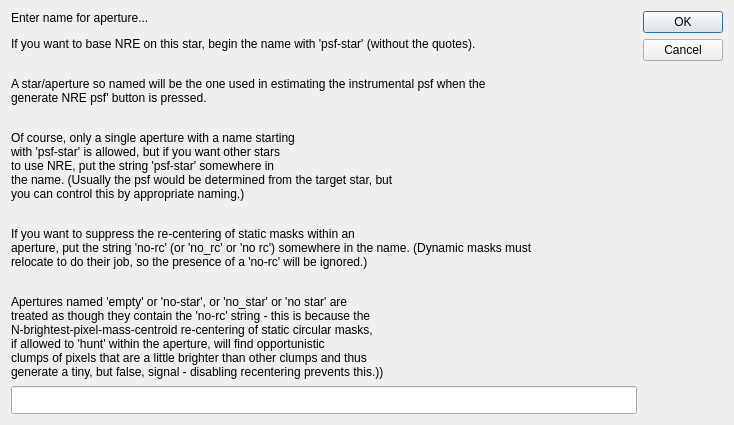
Qt form src/pymovie/apertureNameDialog.ui (bob-anderson-ok/pymovie) before a commit.
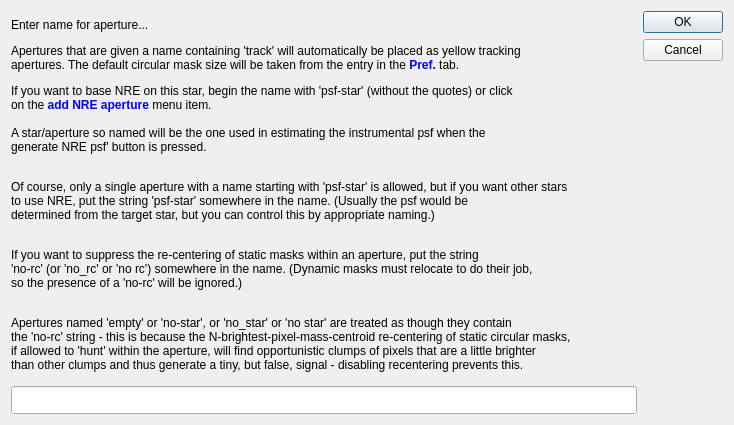
The same form after that commit.

Commit message: 3.7.68z8 enforces aperture >= 21 for psf-stars and forces thresh = 99999 and default mask radius of 8.0

```diff
--- a/src/pymovie/apertureNameDialog.ui
+++ b/src/pymovie/apertureNameDialog.ui
@@ -31,7 +31,7 @@
      <item>
       <widget class="QLabel" name="label">
        <property name="text">
-        <string>&lt;html&gt;&lt;head/&gt;&lt;body&gt;&lt;p&gt;Enter name for aperture...&lt;/p&gt;&lt;p&gt;If you want to base NRE on this star, begin the name with 'psf-star' (without the quotes).&lt;/p&gt;&lt;br/&gt;A star/aperture so named will be the one used in estimating the instrumental psf when the&lt;br/&gt;generate NRE psf' button is pressed.&lt;/p&gt;&lt;p&gt;&lt;br/&gt;Of course, only a single aperture with a name starting&lt;br/&gt;with 'psf-star' is allowed, but if you want other stars&lt;br/&gt;to use NRE, put the string 'psf-star' somewhere in&lt;br/&gt;the name. (Usually the psf would be determined from the target star, but&lt;br/&gt;you can control this by appropriate naming.)&lt;/p&gt;&lt;p&gt;&lt;br/&gt;If you want to suppress the re-centering of static masks within an&lt;br/&gt;aperture, put the string 'no-rc' (or 'no_rc' or 'no rc') somewhere in the name. (Dynamic masks must&lt;br/&gt;relocate to do their job, so the presence of a 'no-rc' will be ignored.)&lt;/p&gt;&lt;p&gt;&lt;br/&gt;Apertures named 'empty' or 'no-star', or 'no_star' or 'no star' are&lt;br/&gt;treated as though they contain the 'no-rc' string - this is because the&lt;br/&gt;N-brightest-pixel-mass-centroid re-centering of static circular masks,&lt;br/&gt;if allowed to 'hunt' within the aperture, will find opportunistic&lt;br/&gt;clumps of pixels that are a little brighter than other clumps and thus&lt;br/&gt;generate a tiny, but false, signal - disabling recentering prevents this.))&lt;/p&gt;&lt;/body&gt;&lt;/html&gt;</string>
+        <string>&lt;html&gt;&lt;head/&gt;&lt;body&gt;&lt;p&gt;Enter name for aperture...&lt;/p&gt;&lt;p&gt;Apertures that are given a name containing 'track' will automatically be placed as yellow tracking&lt;br/&gt;apertures. The default circular mask size will be taken from the entry in the &lt;span style=&quot; font-weight:700; color:#0000ff;&quot;&gt;Pref.&lt;/span&gt; tab.&lt;/p&gt;&lt;p&gt;If you want to base NRE on this star, begin the name with 'psf-star' (without the quotes) or click&lt;br/&gt;on the &lt;span style=&quot; font-weight:700; color:#0000ff;&quot;&gt;add NRE aperture&lt;/span&gt; menu item.&lt;br/&gt;&lt;br/&gt;A star/aperture so named will be the one used in estimating the instrumental psf when the&lt;br/&gt;generate NRE psf' button is pressed.&lt;/p&gt;&lt;p&gt;&lt;br/&gt;Of course, only a single aperture with a name starting with 'psf-star' is allowed, but if you want other stars&lt;br/&gt;to use NRE, put the string 'psf-star' somewhere in the name. (Usually the psf would be &lt;br/&gt;determined from the target star, but you can control this by appropriate naming.)&lt;/p&gt;&lt;p&gt;&lt;br/&gt;If you want to suppress the re-centering of static masks within an aperture, put the string &lt;br/&gt;'no-rc' (or 'no_rc' or 'no rc') somewhere in the name. (Dynamic masks must relocate to do their job, &lt;br/&gt;so the presence of a 'no-rc' will be ignored.)&lt;/p&gt;&lt;p&gt;&lt;br/&gt;Apertures named 'empty' or 'no-star', or 'no_star' or 'no star' are treated as though they contain &lt;br/&gt;the 'no-rc' string - this is because the N-brightest-pixel-mass-centroid re-centering of static circular masks,&lt;br/&gt;if allowed to 'hunt' within the aperture, will find opportunistic clumps of pixels that are a little brighter &lt;br/&gt;than other clumps and thus generate a tiny, but false, signal - disabling recentering prevents this.&lt;/p&gt;&lt;/body&gt;&lt;/html&gt;</string>
        </property>
       </widget>
      </item>
```
The commit also changes 4 other files.
